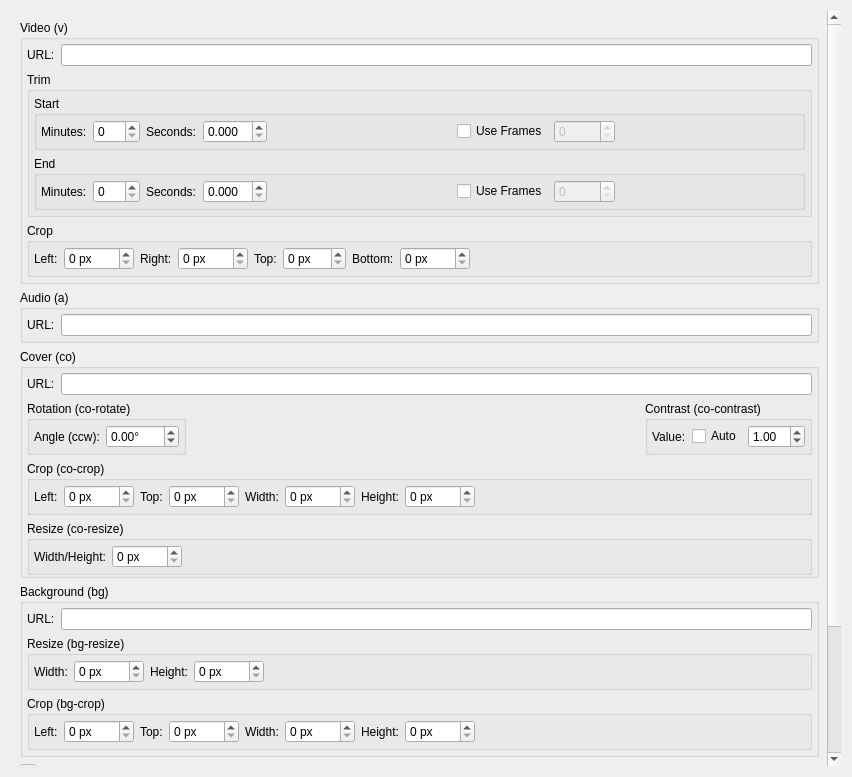
First picture: the form in src/usdb_dl/gui/forms/MetaTagsDialog.ui, repository bohning/usdb_syncer, before the edit.
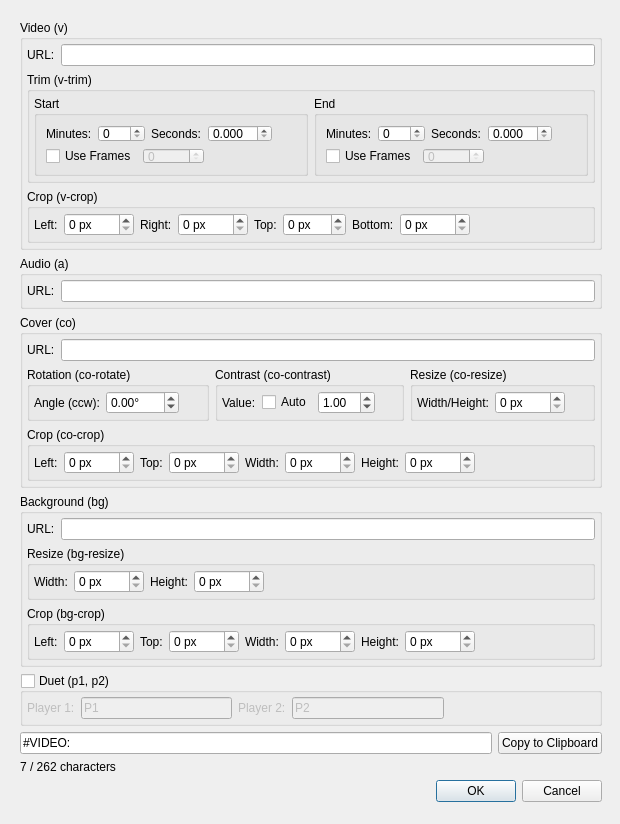
Second picture: the form after the edit.

Commit message:
Update meta tags dialog
* Don't escape '/'. Fixes URL detection.
* Tweak GUI.
* Set allowed char count to 262.

What changed in the file:
```diff
--- a/src/usdb_dl/gui/forms/MetaTagsDialog.ui
+++ b/src/usdb_dl/gui/forms/MetaTagsDialog.ui
@@ -6,8 +6,8 @@
    <rect>
     <x>0</x>
     <y>0</y>
-    <width>852</width>
-    <height>777</height>
+    <width>620</width>
+    <height>824</height>
    </rect>
   </property>
   <property name="sizePolicy">
@@ -28,6 +28,12 @@
   <layout class="QVBoxLayout" name="verticalLayout">
    <item>
     <widget class="QScrollArea" name="scrollArea">
+     <property name="sizePolicy">
+      <sizepolicy hsizetype="Minimum" vsizetype="Minimum">
+       <horstretch>0</horstretch>
+       <verstretch>0</verstretch>
+      </sizepolicy>
+     </property>
      <property name="frameShape">
       <enum>QFrame::NoFrame</enum>
      </property>
@@ -48,11 +54,20 @@
        <rect>
         <x>0</x>
         <y>0</y>
-        <width>817</width>
-        <height>912</height>
+        <width>600</width>
+        <height>800</height>
        </rect>
       </property>
-      <layout class="QVBoxLayout" name="verticalLayout_3">
+      <property name="sizePolicy">
+       <sizepolicy hsizetype="Minimum" vsizetype="Minimum">
+        <horstretch>0</horstretch>
+        <verstretch>0</verstretch>
+       </sizepolicy>
+      </property>
+      <layout class="QVBoxLayout" name="verticalLayout_2">
+       <property name="sizeConstraint">
+        <enum>QLayout::SetNoConstraint</enum>
+       </property>
        <item>
         <widget class="QGroupBox" name="groupBox">
          <property name="title">
@@ -88,11 +103,11 @@
           <item>
            <widget class="QGroupBox" name="groupBox_3">
             <property name="title">
-             <string>Trim</string>
+             <string>Trim (v-trim)</string>
             </property>
-            <layout class="QVBoxLayout" name="verticalLayout_2">
+            <layout class="QHBoxLayout" name="horizontalLayout_21">
              <property name="spacing">
-              <number>-1</number>
+              <number>6</number>
              </property>
              <property name="leftMargin">
               <number>4</number>
@@ -111,19 +126,9 @@
                <property name="title">
                 <string>Start</string>
                </property>
+               <layout class="QVBoxLayout" name="verticalLayout_8">
+                <item>
                <layout class="QHBoxLayout" name="horizontalLayout_8">
-                <property name="leftMargin">
-                 <number>4</number>
-                </property>
-                <property name="topMargin">
-                 <number>4</number>
-                </property>
-                <property name="rightMargin">
-                 <number>4</number>
-                </property>
-                <property name="bottomMargin">
-                 <number>4</number>
-                </property>
                 <item>
                  <widget class="QLabel" name="label_19">
                   <property name="text">
@@ -168,6 +173,10 @@
                   </property>
                  </spacer>
                 </item>
+                 </layout>
+                </item>
+                <item>
+                 <layout class="QHBoxLayout" name="horizontalLayout_11">
                 <item>
                  <widget class="QCheckBox" name="video_trim_use_start_frames">
                   <property name="text">
@@ -199,6 +208,8 @@
                  </spacer>
                 </item>
                </layout>
+                </item>
+               </layout>
               </widget>
              </item>
              <item>
@@ -206,19 +217,9 @@
                <property name="title">
                 <string>End</string>
                </property>
+               <layout class="QVBoxLayout" name="verticalLayout_9">
+                <item>
                <layout class="QHBoxLayout" name="horizontalLayout_7">
-                <property name="leftMargin">
-                 <number>4</number>
-                </property>
-                <property name="topMargin">
-                 <number>4</number>
-                </property>
-                <property name="rightMargin">
-                 <number>4</number>
-                </property>
-                <property name="bottomMargin">
-                 <number>4</number>
-                </property>
                 <item>
                  <widget class="QLabel" name="label_6">
                   <property name="text">
@@ -263,6 +264,10 @@
                   </property>
                  </spacer>
                 </item>
+                 </layout>
+                </item>
+                <item>
+                 <layout class="QHBoxLayout" name="horizontalLayout_18">
                 <item>
                  <widget class="QCheckBox" name="video_trim_use_end_frames">
                   <property name="text">
@@ -294,6 +299,8 @@
                  </spacer>
                 </item>
                </layout>
+                </item>
+               </layout>
               </widget>
              </item>
             </layout>
@@ -302,7 +309,7 @@
           <item>
            <widget class="QGroupBox" name="groupBox_2">
             <property name="title">
-             <string>Crop</string>
+             <string>Crop (v-crop)</string>
             </property>
             <layout class="QHBoxLayout" name="horizontalLayout">
              <property name="leftMargin">
@@ -452,7 +459,7 @@
          </property>
          <layout class="QVBoxLayout" name="verticalLayout_6">
           <property name="spacing">
-           <number>-1</number>
+           <number>6</number>
           </property>
           <property name="leftMargin">
            <number>4</number>
@@ -464,7 +471,7 @@
            <number>4</number>
           </property>
           <property name="bottomMargin">
-           <number>0</number>
+           <number>4</number>
           </property>
           <item>
            <layout class="QHBoxLayout" name="horizontalLayout_14">
@@ -526,9 +533,6 @@
                  </property>
                 </widget>
                </item>
-              </layout>
-             </widget>
-            </item>
             <item>
              <spacer name="horizontalSpacer_10">
               <property name="orientation">
@@ -536,11 +540,14 @@
               </property>
               <property name="sizeHint" stdset="0">
                <size>
-                <width>423</width>
+                   <width>40</width>
                 <height>20</height>
                </size>
               </property>
              </spacer>
+               </item>
+              </layout>
+             </widget>
             </item>
             <item>
              <widget class="QGroupBox" name="groupBox_14">
@@ -588,6 +595,76 @@
                  </item>
                 </layout>
                </item>
+               <item>
+                <spacer name="horizontalSpacer_12">
+                 <property name="orientation">
+                  <enum>Qt::Horizontal</enum>
+                 </property>
+                 <property name="sizeHint" stdset="0">
+                  <size>
+                   <width>40</width>
+                   <height>20</height>
+                  </size>
+                 </property>
+                </spacer>
+               </item>
+              </layout>
+             </widget>
+            </item>
+            <item>
+             <widget class="QGroupBox" name="groupBox_13">
+              <property name="title">
+               <string>Resize (co-resize)</string>
+              </property>
+              <layout class="QHBoxLayout" name="horizontalLayout_16">
+               <property name="leftMargin">
+                <number>4</number>
+               </property>
+               <property name="topMargin">
+                <number>4</number>
+               </property>
+               <property name="rightMargin">
+                <number>4</number>
+               </property>
+               <property name="bottomMargin">
+                <number>4</number>
+               </property>
+               <item>
+                <widget class="QLabel" name="label_18">
+                 <property name="text">
+                  <string>Width/Height:</string>
+                 </property>
+                </widget>
+               </item>
+               <item>
+                <widget class="QSpinBox" name="cover_resize">
+                 <property name="suffix">
+                  <string> px</string>
+                 </property>
+                 <property name="minimum">
+                  <number>0</number>
+                 </property>
+                 <property name="maximum">
+                  <number>1920</number>
+                 </property>
+                 <property name="value">
+                  <number>0</number>
+                 </property>
+                </widget>
+               </item>
+               <item>
+                <spacer name="horizontalSpacer_11">
+                 <property name="orientation">
+                  <enum>Qt::Horizontal</enum>
+                 </property>
+                 <property name="sizeHint" stdset="0">
+                  <size>
+                   <width>40</width>
+                   <height>20</height>
+                  </size>
+                 </property>
+                </spacer>
+               </item>
               </layout>
              </widget>
             </item>
@@ -701,63 +778,6 @@
             </layout>
            </widget>
           </item>
-          <item>
-           <widget class="QGroupBox" name="groupBox_13">
-            <property name="title">
-             <string>Resize (co-resize)</string>
-            </property>
-            <layout class="QHBoxLayout" name="horizontalLayout_16">
-             <property name="leftMargin">
-              <number>4</number>
-             </property>
-             <property name="topMargin">
-              <number>4</number>
-             </property>
-             <property name="rightMargin">
-              <number>4</number>
-             </property>
-             <property name="bottomMargin">
-              <number>4</number>
-             </property>
-             <item>
-              <widget class="QLabel" name="label_18">
-               <property name="text">
-                <string>Width/Height:</string>
-               </property>
-              </widget>
-             </item>
-             <item>
-              <widget class="QSpinBox" name="cover_resize">
-               <property name="suffix">
-                <string> px</string>
-               </property>
-               <property name="minimum">
-                <number>0</number>
-               </property>
-               <property name="maximum">
-                <number>1920</number>
-               </property>
-               <property name="value">
-                <number>0</number>
-               </property>
-              </widget>
-             </item>
-             <item>
-              <spacer name="horizontalSpacer_11">
-               <property name="orientation">
-                <enum>Qt::Horizontal</enum>
-               </property>
-               <property name="sizeHint" stdset="0">
-                <size>
-                 <width>594</width>
-                 <height>20</height>
-                </size>
-               </property>
-              </spacer>
-             </item>
-            </layout>
-           </widget>
-          </item>
          </layout>
         </widget>
        </item>
@@ -1075,6 +1095,9 @@
          <property name="orientation">
           <enum>Qt::Vertical</enum>
          </property>
+         <property name="sizeType">
+          <enum>QSizePolicy::Expanding</enum>
+         </property>
          <property name="sizeHint" stdset="0">
           <size>
            <width>20</width>
@@ -1108,8 +1131,17 @@
         <layout class="QHBoxLayout" name="horizontalLayout_10">
          <item>
           <widget class="QLabel" name="char_count">
+           <property name="enabled">
+            <bool>true</bool>
+           </property>
+           <property name="sizePolicy">
+            <sizepolicy hsizetype="Minimum" vsizetype="Minimum">
+             <horstretch>0</horstretch>
+             <verstretch>0</verstretch>
+            </sizepolicy>
+           </property>
            <property name="text">
-            <string>7 / 170 characters</string>
+            <string>7 / 262 characters</string>
            </property>
           </widget>
          </item>
```
Lines whose indentation alone changed are shown as unchanged. The commit also changes 4 other files.
